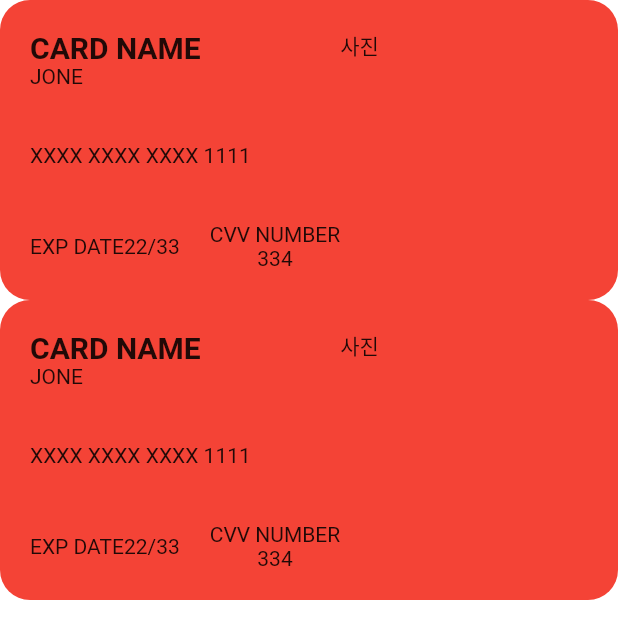
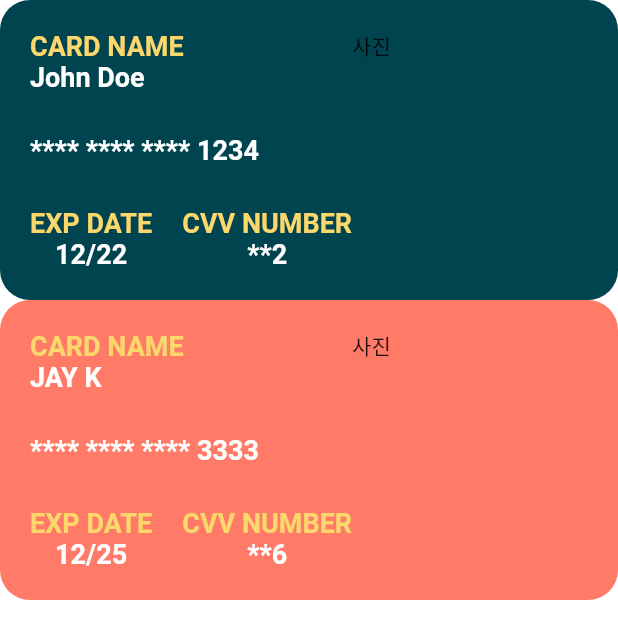
Before and after one commit to solardayz/flutter-banking-UI, a Flutter app: the screen it shows after launch, on a phone screen of 412 x 824 dp. Shown: the top 639 px of the screen. Run offline on Flutter 3.47's test engine with Material 2 defaults, Android fonts, the phone set to English and light mode, and no system bars; Roboto replaces fonts that are missing (Poppins).

Commit message:
카드 디자인 적용 중

```diff
--- /dev/null
+++ b/lib/constant/banking_text_style.dart
@@ -0,0 +1,32 @@
+import 'package:banking/constant/colors.dart';
+import 'package:flutter/material.dart';
+
+class BankingTextSyle {
+  static TextStyle MY_CARD_TITLE = TextStyle(
+    color: kThirdColor,
+    fontWeight: FontWeight.w700,
+    fontSize: 18,
+  );
+
+  static TextStyle MY_CARD_SUB_TITLE = TextStyle(
+    color: Colors.white,
+    fontWeight: FontWeight.w700,
+    fontSize: 18,
+  );
+
+  static TextStyle BODY_TEXT = TextStyle(
+    color: kPrimaryColor,
+    fontWeight: FontWeight.w700,
+    fontSize: 20,
+  );
+
+  static TextStyle LIST_TITLE = TextStyle(
+    color: kPrimaryColor,
+    fontSize: 20,
+  );
+
+  static TextStyle LIST_SUB_TITLE = TextStyle(
+    color: Colors.grey,
+    fontSize: 15,
+  );
+}
--- a/lib/data/card_data.dart
+++ b/lib/data/card_data.dart
@@ -1,3 +1,4 @@
+import 'package:banking/constant/colors.dart';
 import 'package:flutter/material.dart';
 
 class CardModel {
@@ -21,11 +22,11 @@ List<CardModel> myCards = [
       cardNumber: "**** **** **** 1234",
       expDate: "12/22",
       cvv: "**2",
-      cardColor: Colors.blue),
+      cardColor: kPrimaryColor),
   CardModel(
-      cardHolderName: "John Doe",
+      cardHolderName: "JAY K",
       cardNumber: "**** **** **** 3333",
       expDate: "12/25",
       cvv: "**6",
-      cardColor: Colors.red)
+      cardColor: kSecondaryColor)
 ];
--- a/lib/screen/home_screen.dart
+++ b/lib/screen/home_screen.dart
@@ -1,10 +1,9 @@
 import 'package:banking/data/card_data.dart';
 import 'package:flutter/material.dart';
+import 'package:banking/constant/banking_text_style.dart';
 
 class HomeScreen extends StatelessWidget {
   const HomeScreen({Key? key}) : super(key: key);
-
-  // late CardModel card;
 
   @override
   Widget build(BuildContext context) {
@@ -36,7 +35,7 @@ class MyCard extends StatelessWidget {
       height: 200,
       width: 350,
       decoration: BoxDecoration(
-        color: Colors.red,
+        color: card.cardColor,
         borderRadius: BorderRadius.circular(20),
       ),
       child: Row(
@@ -50,26 +49,45 @@ class MyCard extends StatelessWidget {
                 children: [
                   Text(
                     'CARD NAME',
-                    style: TextStyle(
-                      fontSize: 20,
-                      fontWeight: FontWeight.bold,
-                    ),
+                    style: BankingTextSyle.MY_CARD_TITLE,
                   ),
-                  Text('JONE'),
+                  Text(
+                    card.cardHolderName.toString(),
+                    style: BankingTextSyle.MY_CARD_SUB_TITLE,
+                  ),
                 ],
               ),
-              Text('XXXX XXXX XXXX 1111'),
+              Text(
+                card.cardNumber.toString(),
+                style: BankingTextSyle.MY_CARD_SUB_TITLE,
+              ),
               Row(
                 children: [
-                  Text('EXP DATE'),
-                  Text('22/33'),
+                  Column(
+                    children: [
+                      Text(
+                        'EXP DATE',
+                        style: BankingTextSyle.MY_CARD_TITLE,
+                      ),
+                      Text(
+                        card.expDate.toString(),
+                        style: BankingTextSyle.MY_CARD_SUB_TITLE,
+                      ),
+                    ],
+                  ),
                   SizedBox(
                     width: 20,
                   ),
                   Column(
                     children: [
-                      Text('CVV NUMBER'),
-                      Text('334'),
+                      Text(
+                        'CVV NUMBER',
+                        style: BankingTextSyle.MY_CARD_TITLE,
+                      ),
+                      Text(
+                        card.cvv.toString(),
+                        style: BankingTextSyle.MY_CARD_SUB_TITLE,
+                      ),
                     ],
                   ),
                 ],
```
